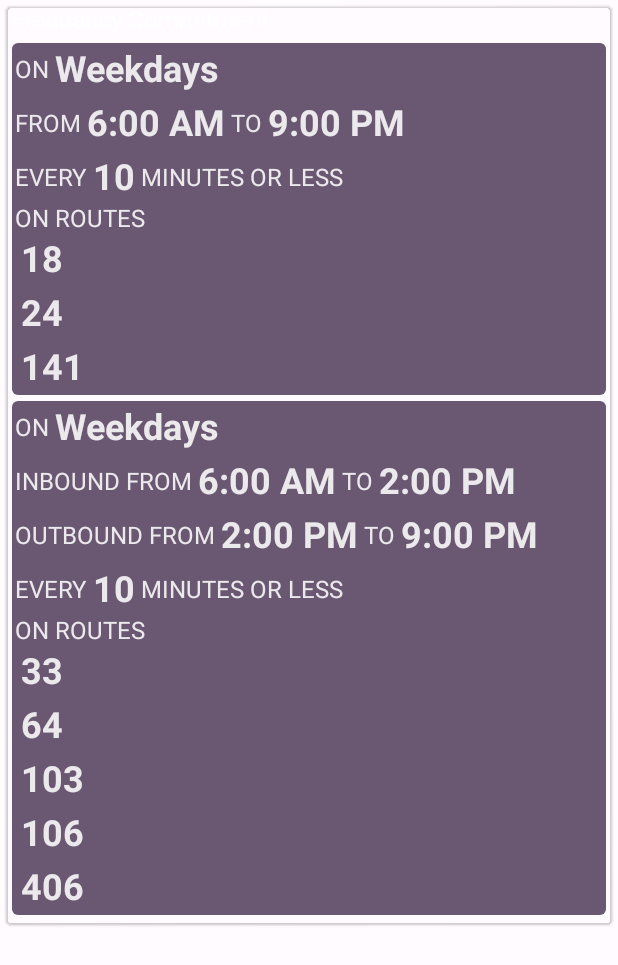
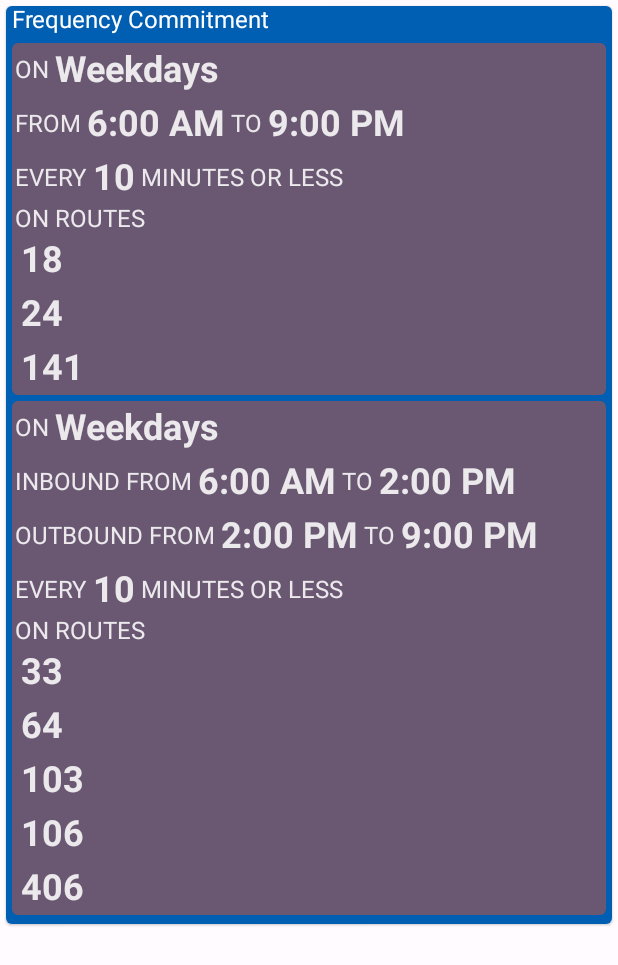
Before and after one commit to alandovskis/mobilispect, an Android app built with Jetpack Compose: the screen it shows after launch (MainActivity), on a phone screen of 412 x 824 dp. Shown: the top 965 px of the screen. Run offline under Robolectric (Android 15) with nearby library versions, the phone set to English and light mode, and no system bars; our stand-ins replace Dagger/Hilt's generated code, Room's generated code, livedata-compose.

Commit message:
Fix primary color in light mode

```diff
--- a/android/src/main/java/com/mobilispect/android/ui/theme/Color.kt
+++ b/android/src/main/java/com/mobilispect/android/ui/theme/Color.kt
@@ -1,7 +1,7 @@
 package com.mobilispect.android.ui.theme
 import androidx.compose.ui.graphics.Color
 
-val md_theme_light_primary = Color(0x005EB3FF)
+val md_theme_light_primary = Color(0xFF005EB3)
 val md_theme_light_onPrimary = Color(0xFFFFFFFF)
 val md_theme_light_secondary = Color(0xFF6A5872)
 val md_theme_light_onSecondary = Color(0xFFFFFFFF)
```
